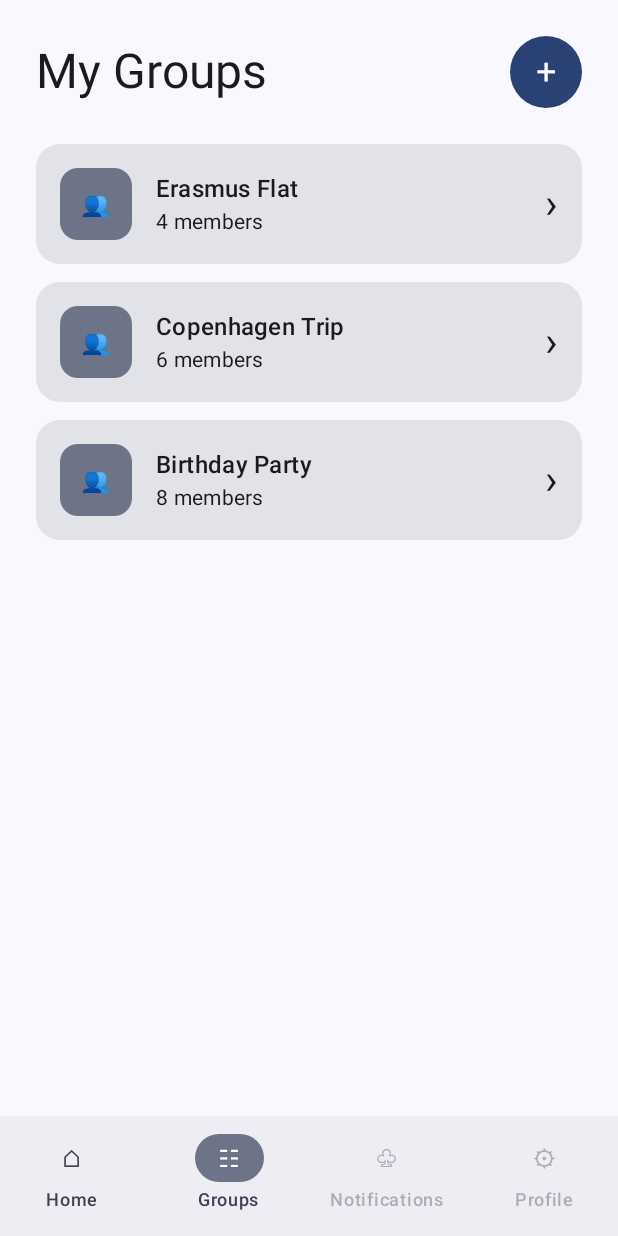
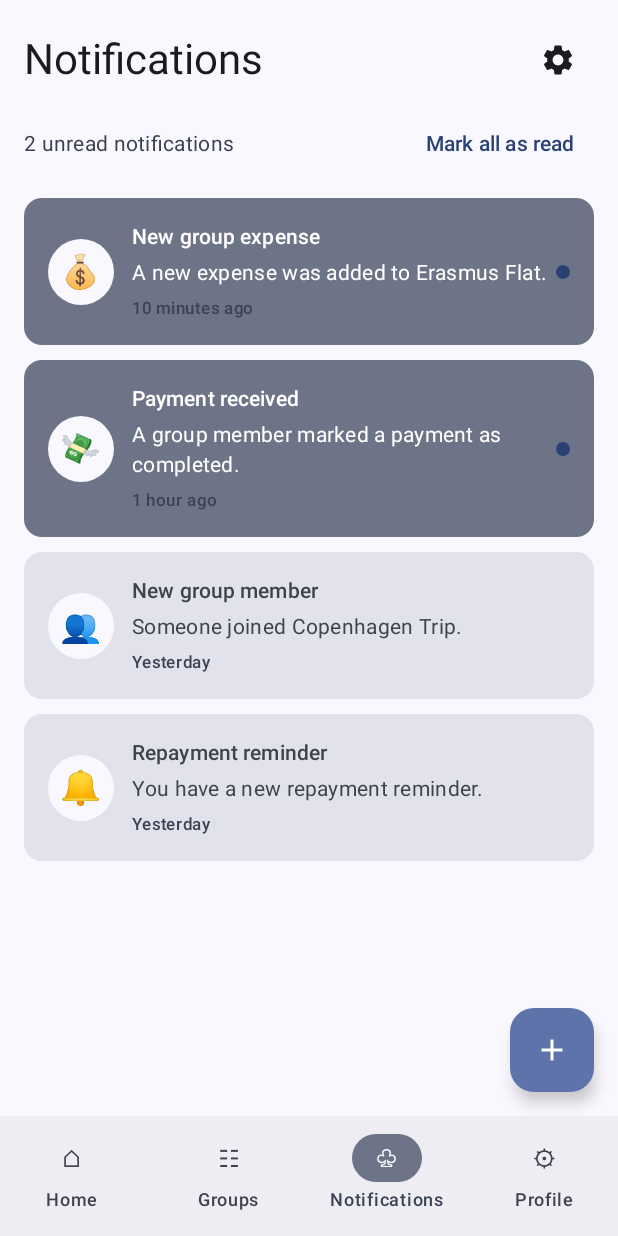
Before and after one commit to ak315810/MSD_AndroidProject, an Android app built with Jetpack Compose: the @Preview function AppNavigationPreview, item 3 of the bottom bar chosen, on a phone screen of 412 x 824 dp. Run offline under Robolectric (Android 15) with nearby library versions, the phone set to English and light mode, and no system bars.

Commit message:
feat: integrate notifications navigation

```diff
--- a/app/src/main/java/com/androidproject/ui/navigation/AppNavigation.kt
+++ b/app/src/main/java/com/androidproject/ui/navigation/AppNavigation.kt
@@ -2,11 +2,16 @@
 package com.androidproject.ui.navigation
 
 import androidx.compose.foundation.layout.padding
+import androidx.compose.foundation.layout.consumeWindowInsets
 import androidx.compose.material3.Scaffold
 import androidx.compose.runtime.Composable
 import androidx.compose.runtime.mutableStateListOf
 import androidx.compose.runtime.remember
 import androidx.compose.ui.Modifier
+import androidx.compose.ui.tooling.preview.Preview
+
+import androidx.navigation.NavType
+import androidx.navigation.navArgument
 import androidx.navigation.compose.NavHost
 import androidx.navigation.compose.composable
 import androidx.navigation.compose.currentBackStackEntryAsState
@@ -16,22 +21,26 @@ import com.androidproject.ui.groups.Group
 import com.androidproject.ui.groups.HomeScreen
 import com.androidproject.ui.groups.MyGroupsScreen
 import com.androidproject.ui.groups.AddGroupScreen
-
-import androidx.compose.foundation.layout.consumeWindowInsets
-import androidx.navigation.NavType
-import androidx.navigation.navArgument
 import com.androidproject.ui.groups.GROUP_ID_ARG
 import com.androidproject.ui.groups.GroupDetailsRoute
 import com.androidproject.ui.groups.GroupSettingsRoute
 
-// S9 (group details) and S11 (group settings)
+import com.androidproject.ui.notifications.NotificationsScreen
+import com.androidproject.ui.notifications.NotificationSettingsScreen
+import com.androidproject.ui.notifications.RepaymentReminderScreen
+
+import com.androidproject.ui.theme.AndroidProjectTheme
+
+// Group routes (S9 and S11)
 private const val GROUP_DETAILS_ROUTE = "group/{$GROUP_ID_ARG}"
 private const val GROUP_SETTINGS_ROUTE = "group/{$GROUP_ID_ARG}/settings"
+
 @Composable
 fun AppNavigation() {
 
     val navController = rememberNavController()
 
+    // Temporary group data
     val groups = remember {
         mutableStateListOf(
             Group(1, "Erasmus Flat", 4),
@@ -40,16 +49,17 @@ fun AppNavigation() {
         )
     }
 
+    // Observe the current destination
     val backStackEntry = navController.currentBackStackEntryAsState()
     val currentRoute = backStackEntry.value?.destination?.route
 
-    val isGroupDetailFlow = currentRoute?.startsWith("group/") == true
-
     val groupIdArguments = listOf(
-        navArgument(GROUP_ID_ARG) { type = NavType.StringType }
+        navArgument(GROUP_ID_ARG) {
+            type = NavType.StringType
+        }
     )
 
-
+    // Navigation between main tabs
     fun navigateToTab(route: String) {
         if (currentRoute != route) {
             navController.navigate(route) {
@@ -64,24 +74,34 @@ fun AppNavigation() {
 
     Scaffold(
         bottomBar = {
-            if (currentRoute != "add_group") {
 
+            // Hide bottom navigation on secondary screens
+            if (currentRoute !in listOf(
+                    "add_group",
+                    "notification_settings",
+                    "repayment_reminder"
+                )
+            ) {
                 BottomNavigationBar(
                     currentRoute = currentRoute,
+
                     onHomeClick = {
                         navigateToTab("home")
                     },
+
                     onGroupsClick = {
                         navigateToTab("groups")
                     },
+
                     onNotificationsClick = {
-                        // TODO: Connect S6 when Ania finishes it
+                        navigateToTab("notifications")
                     },
+
                     onProfileClick = {
-                        // TODO: Connect S7 when Diego finishes it
+                        // TODO: Connect S7 when Diego's
+                        // authentication branch is merged.
                     }
                 )
-
             }
         }
     ) { innerPadding ->
@@ -89,9 +109,12 @@ fun AppNavigation() {
         NavHost(
             navController = navController,
             startDestination = "home",
-            modifier = Modifier.padding(innerPadding).consumeWindowInsets(innerPadding)
+            modifier = Modifier
+                .padding(innerPadding)
+                .consumeWindowInsets(innerPadding)
         ) {
 
+            // S4 - Home
             composable("home") {
                 HomeScreen(
                     onMyGroupsClick = {
@@ -103,21 +126,26 @@ fun AppNavigation() {
                 )
             }
 
+            // S5 - My Groups
             composable("groups") {
                 MyGroupsScreen(
                     groups = groups,
-                    onGroupClick = {  groupId ->
+
+                    onGroupClick = { groupId ->
                         navController.navigate("group/$groupId")
                     },
+
                     onAddGroupClick = {
                         navController.navigate("add_group")
                     }
                 )
             }
 
+            // S8 - Add Group
             composable("add_group") {
                 AddGroupScreen(
                     onCreateGroup = { name, description ->
+
                         val newId =
                             (groups.maxOfOrNull { it.id } ?: 0) + 1
 
@@ -131,38 +159,101 @@ fun AppNavigation() {
 
                         navController.popBackStack()
                     },
+
                     onCancel = {
                         navController.popBackStack()
                     }
                 )
             }
-            // S9: group details
+
+            // S9 - Group Details
             composable(
                 route = GROUP_DETAILS_ROUTE,
                 arguments = groupIdArguments
             ) { entry ->
-                val groupId = entry.arguments?.getString(GROUP_ID_ARG).orEmpty()
+
+                val groupId =
+                    entry.arguments?.getString(GROUP_ID_ARG).orEmpty()
 
                 GroupDetailsRoute(
-                    onBack = { navController.popBackStack() },
-                    onOpenSettings = { navController.navigate("group/$groupId/settings") },
+                    onBack = {
+                        navController.popBackStack()
+                    },
+
+                    onOpenSettings = {
+                        navController.navigate(
+                            "group/$groupId/settings"
+                        )
+                    },
+
                     onAddExpense = {
-                        // TODO: navigate to S10 (add expense) when it is merged
+                        // TODO: Connect S10
                     }
                 )
             }
-            // S11: group settings
+
+            // S11 - Group Settings
             composable(
                 route = GROUP_SETTINGS_ROUTE,
                 arguments = groupIdArguments
             ) { entry ->
-                val groupId = entry.arguments?.getString(GROUP_ID_ARG).orEmpty()
+
+                val groupId =
+                    entry.arguments?.getString(GROUP_ID_ARG).orEmpty()
 
                 GroupSettingsRoute(
-                    onBack = { navController.popBackStack() },
+                    onBack = {
+                        navController.popBackStack()
+                    },
+
                     onGroupDeleted = {
-                        groups.removeAll { it.id.toString() == groupId }
-                        navController.popBackStack("groups", inclusive = false)
+                        groups.removeAll {
+                            it.id.toString() == groupId
+                        }
+
+                        navController.popBackStack(
+                            "groups",
+                            inclusive = false
+                        )
+                    }
+                )
+            }
+
+            // S6 - Notifications
+            composable("notifications") {
+                NotificationsScreen(
+                    onSettingsClick = {
+                        navController.navigate(
+                            "notification_settings"
+                        )
+                    },
+
+                    onSendReminderClick = {
+                        navController.navigate(
+                            "repayment_reminder"
+                        )
+                    }
+                )
+            }
+
+            // S13 - Notification Settings
+            composable("notification_settings") {
+                NotificationSettingsScreen(
+                    onBackClick = {
+                        navController.popBackStack()
+                    }
+                )
+            }
+
+            // S12 - Send Repayment Reminder
+            composable("repayment_reminder") {
+                RepaymentReminderScreen(
+                    onBackClick = {
+                        navController.popBackStack()
+                    },
+
+                    onReminderSent = {
+                        navController.popBackStack()
                     }
                 )
             }
@@ -170,14 +261,13 @@ fun AppNavigation() {
     }
 }
 
-
-@androidx.compose.ui.tooling.preview.Preview(
+@Preview(
     showBackground = true,
     showSystemUi = true
 )
 @Composable
 fun AppNavigationPreview() {
-    com.androidproject.ui.theme.AndroidProjectTheme {
+    AndroidProjectTheme {
         AppNavigation()
     }
 }
--- a/app/src/main/java/com/androidproject/ui/navigation/BottomNavigationBar.kt
+++ b/app/src/main/java/com/androidproject/ui/navigation/BottomNavigationBar.kt
@@ -28,10 +28,10 @@ fun BottomNavigationBar(
             label = { Text("Groups") }
         )
 
+
         NavigationBarItem(
             selected = currentRoute == "notifications",
             onClick = onNotificationsClick,
-            enabled = false,
             icon = { Text("♧") },
             label = { Text("Notifications") }
         )
@@ -39,9 +39,9 @@ fun BottomNavigationBar(
         NavigationBarItem(
             selected = currentRoute == "profile",
             onClick = onProfileClick,
-            enabled = false,
             icon = { Text("⚙") },
             label = { Text("Profile") }
         )
+
     }
 }
```
